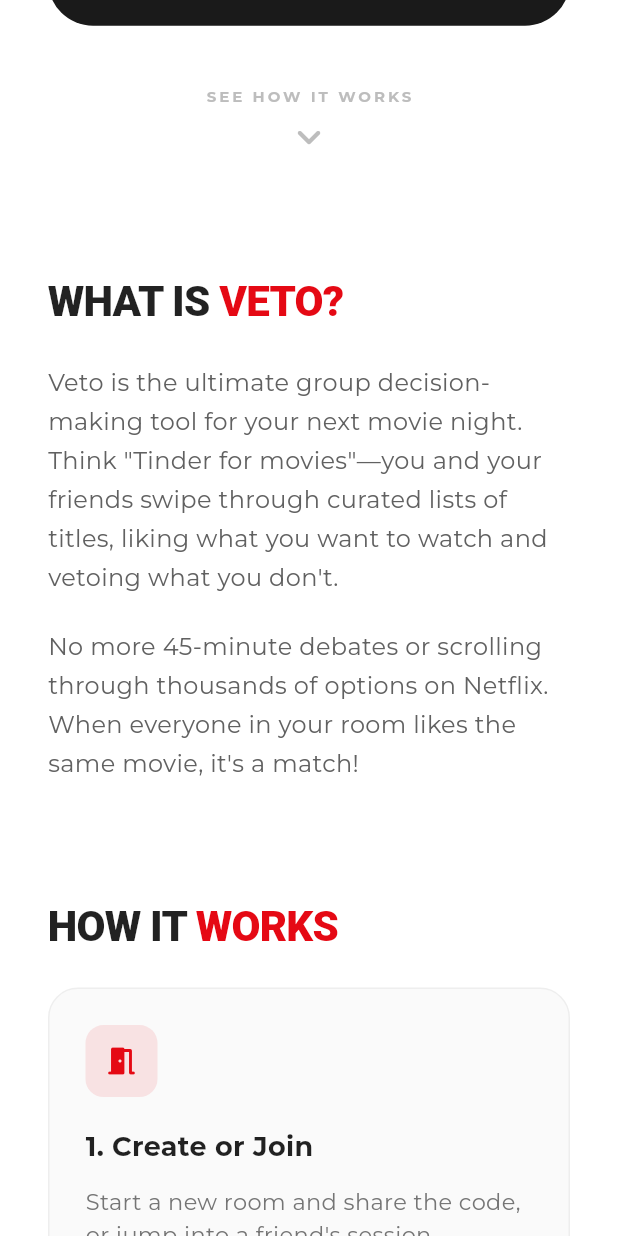
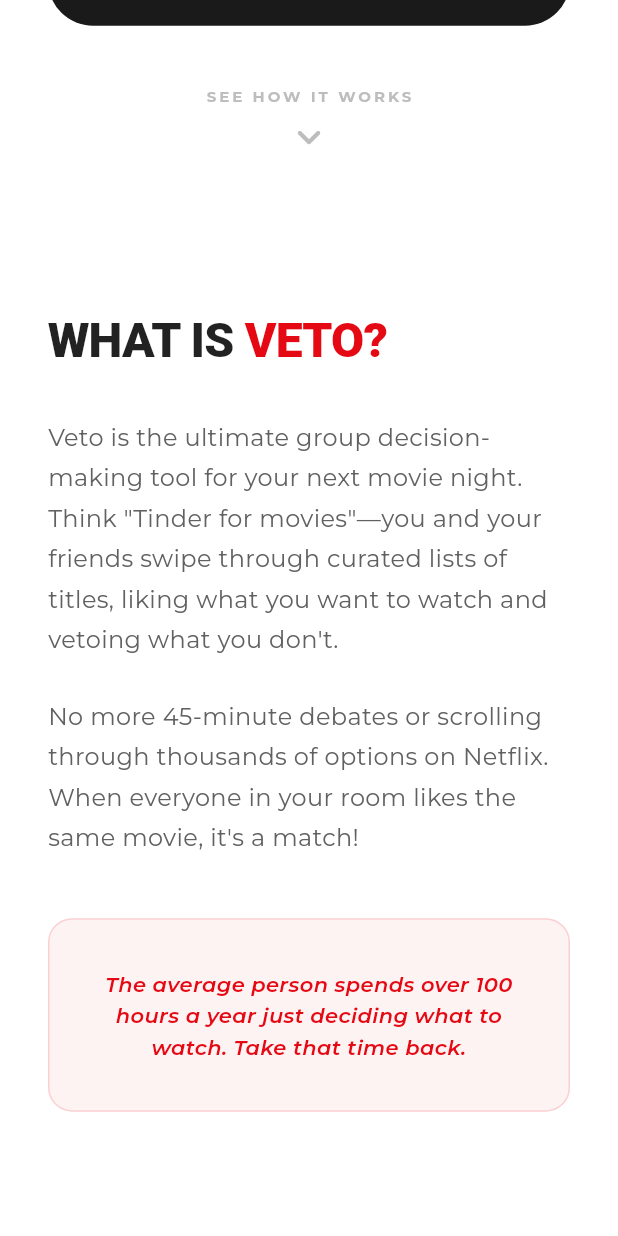
Before and after one commit to vaunnnn/Veto, a Flutter app: the screen it shows after launch, scrolled down 576 dp, on a phone screen of 412 x 824 dp. Run offline on Flutter 3.47's test engine with Material 3 defaults, Android fonts, the phone set to English and light mode, and no system bars; our stand-ins replace cloud_firestore, firebase_core, flutter_card_swiper, flutter_dotenv, google_fonts; accounts and stored records are empty.

Commit message:
refactor: added small card below 'what is veto?' section

```diff
--- a/lib/features/rooms/screens/landing_screen.dart
+++ b/lib/features/rooms/screens/landing_screen.dart
@@ -182,17 +182,21 @@
               ),
 
               // ==========================================
-              // SECTION 2: WHAT IS VETO? (Matches Image 2)
+              // SECTION 2: WHAT IS VETO?
               // ==========================================
-              Padding(
-                padding: const EdgeInsets.symmetric(horizontal: 32.0, vertical: 60.0),
+              Container(
+                constraints: BoxConstraints(
+                  minHeight: size.height * 0.85, // Forces this section to take up the whole screen
+                ),
+                padding: const EdgeInsets.symmetric(horizontal: 32.0),
                 child: Column(
+                  mainAxisAlignment: MainAxisAlignment.center, // Centers everything vertically
                   crossAxisAlignment: CrossAxisAlignment.start,
                   children: [
                     RichText(
                       text: TextSpan(
                         style: TextStyle(
-                          fontSize: 28,
+                          fontSize: 32, // Slightly larger to command the empty space
                           fontWeight: FontWeight.w900,
                           letterSpacing: -0.5,
                           fontFamily: Theme.of(context).textTheme.bodyLarge?.fontFamily,
@@ -200,7 +204,7 @@
                         children: [
                           TextSpan(
                             text: 'WHAT IS ',
-                            style: TextStyle(color: isDark ? Colors.white : Colors.black87), // Adapts to mode
+                            style: TextStyle(color: isDark ? Colors.white : Colors.black87),
                           ),
                           const TextSpan(
                             text: 'VETO?',
@@ -209,22 +213,47 @@
                         ],
                       ),
                     ),
-                    const SizedBox(height: 24),
+                    const SizedBox(height: 32), // Increased spacing for breathing room
                     Text(
                       'Veto is the ultimate group decision-making tool for your next movie night. Think "Tinder for movies"—you and your friends swipe through curated lists of titles, liking what you want to watch and vetoing what you don\'t.',
                       style: TextStyle(
                         fontSize: 16,
-                        color: isDark ? Colors.grey.shade400 : Colors.grey.shade700, // Adapts to mode
-                        height: 1.6,
+                        color: isDark ? Colors.grey.shade400 : Colors.grey.shade700,
+                        height: 1.7, // Increased line height for better readability
                       ),
                     ),
-                    const SizedBox(height: 20),
+                    const SizedBox(height: 24),
                     Text(
                       'No more 45-minute debates or scrolling through thousands of options on Netflix. When everyone in your room likes the same movie, it\'s a match!',
                       style: TextStyle(
                         fontSize: 16,
-                        color: isDark ? Colors.grey.shade400 : Colors.grey.shade700, // Adapts to mode
-                        height: 1.6,
+                        color: isDark ? Colors.grey.shade400 : Colors.grey.shade700,
+                        height: 1.7,
+                      ),
+                    ),
+                    const SizedBox(height: 40),
+
+                    // NEW: A stylized highlight box to fill space and add a premium touch
+                    Container(
+                      width: double.infinity, // Ensures the box still stretches across the screen
+                      padding: const EdgeInsets.all(32),
+                      decoration: BoxDecoration(
+                        color: isDark ? AppColors.primary.withValues(alpha: 0.1) : AppColors.primary.withValues(alpha: 0.05),
+                        borderRadius: BorderRadius.circular(16),
+                        border: Border.all(
+                          color: AppColors.primary.withValues(alpha: isDark ? 0.3 : 0.15),
+                        ),
+                      ),
+                      child: Text(
+                        "The average person spends over 100 hours a year just deciding what to watch. Take that time back.",
+                        textAlign: TextAlign.center, // Centers the text nicely
+                        style: TextStyle(
+                          fontSize: 14,
+                          fontStyle: FontStyle.italic,
+                          fontWeight: FontWeight.w600, // Slightly bolder to make it pop
+                          color: isDark ? Colors.grey.shade300 : AppColors.primary,
+                          height: 1.5,
+                        ),
                       ),
                     ),
                   ],
@@ -311,16 +340,6 @@
                         ),
                       ),
                       const SizedBox(height: 24),
-                      Row(
-                        mainAxisAlignment: MainAxisAlignment.center,
-                        children: [
-                          _buildFooterLink('Help'),
-                          _buildFooterLink('Privacy'),
-                          _buildFooterLink('Terms'),
-                          _buildFooterLink('Contact'),
-                        ],
-                      ),
-                      const SizedBox(height: 24),
                     ],
                   ),
                 ),
```
